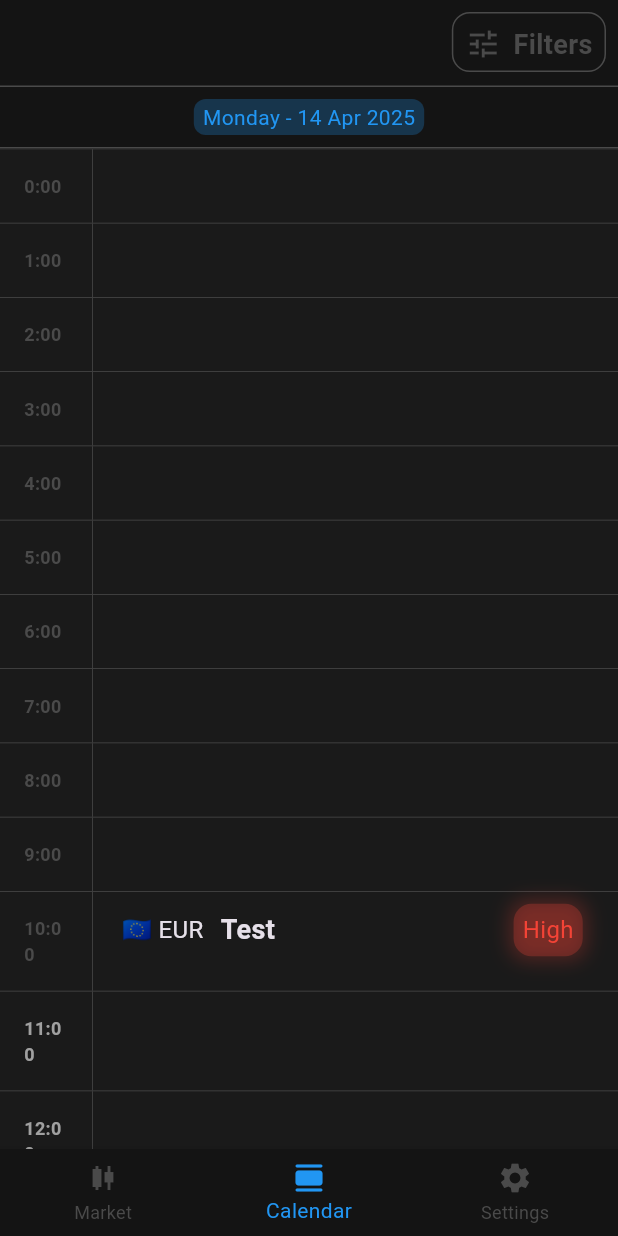
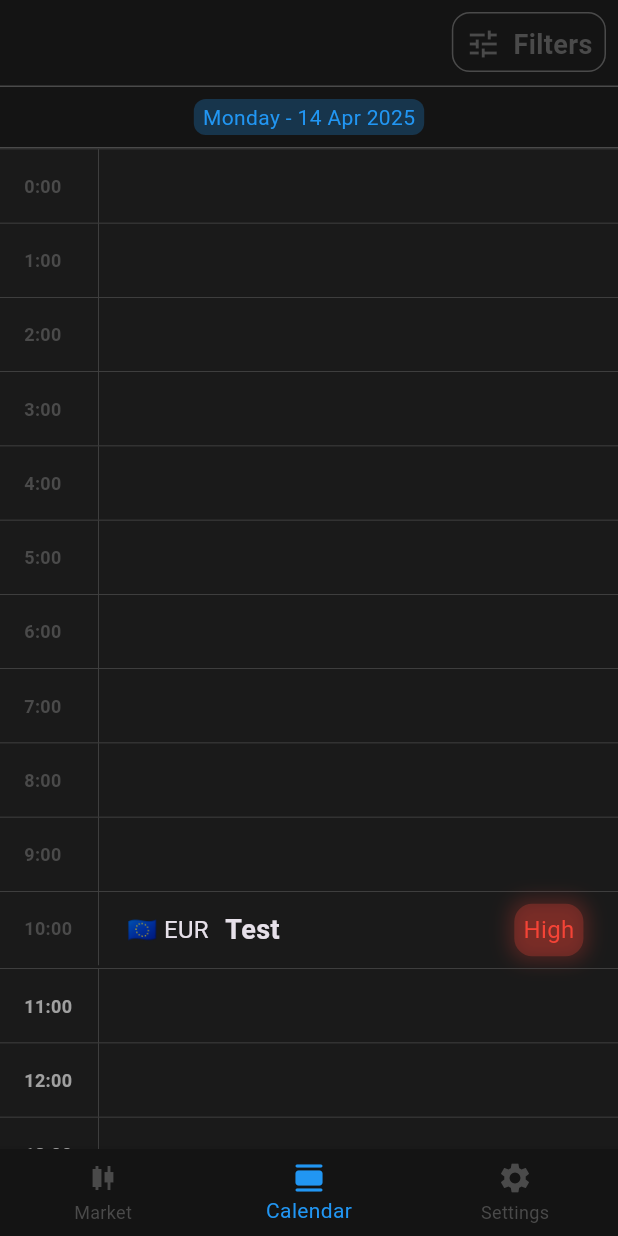
Before and after one commit to yeeet7/marketNews, a Flutter app: the screen it shows after launch, item 2 of the bottom bar chosen, on a phone screen of 412 x 824 dp. Run offline on Flutter 3.47's test engine with Material 3 defaults, Android fonts, the light colour scheme and no system bars; missing offline and left inert: beautiful_soup_dart; network calls fail.

Commit message:
fix time text wrapping

```diff
--- a/lib/main.dart
+++ b/lib/main.dart
@@ -149,7 +149,7 @@ class Calendar extends StatelessWidget {
             crossAxisAlignment: CrossAxisAlignment.start,
             children: [
               Container(
-                width: textToSize('24:00', TextStyle(color: Theme.of(context).colorScheme.primary, fontSize: 12)).width + 16*2,
+                width: textToSize('24:00', TextStyle(color: Theme.of(context).colorScheme.primary, fontSize: 12)).width + 16*2 + 4,
                 padding: const EdgeInsets.all(16),
                 decoration: BoxDecoration(
                   border: Border(
--- a/lib/widgets.dart
+++ b/lib/widgets.dart
@@ -26,7 +26,7 @@ class NewsItemListTile extends StatelessWidget {
       child: Container(
         padding: const EdgeInsets.all(8),
         // color: Colors.red.withOpacity(0.25),
-        width: MediaQuery.of(context).size.width - (textToSize('24:00', TextStyle(color: Theme.of(context).colorScheme.primary, fontSize: 12)).width + 16*2),
+        width: MediaQuery.of(context).size.width - (textToSize('24:00', TextStyle(color: Theme.of(context).colorScheme.primary, fontSize: 12)).width + 16*2 + 4),
         child: Row(
           mainAxisSize: MainAxisSize.max,
           // mainAxisAlignment: MainAxisAlignment.spaceEvenly,
```
